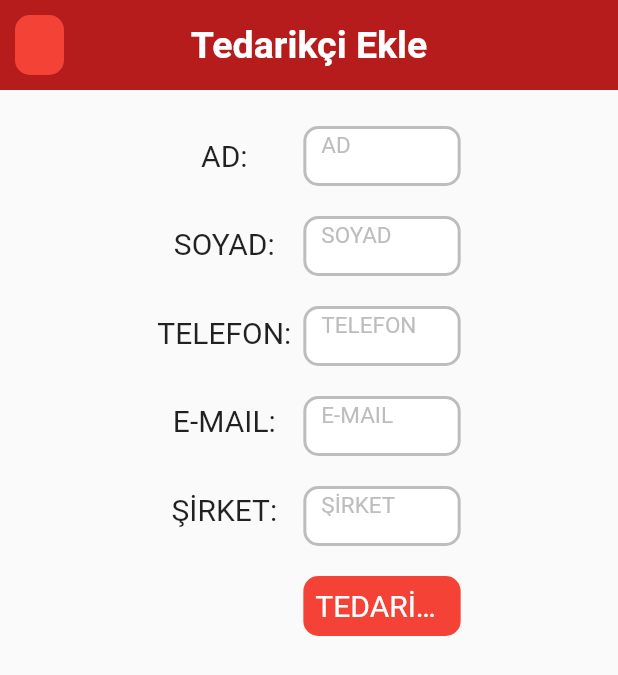
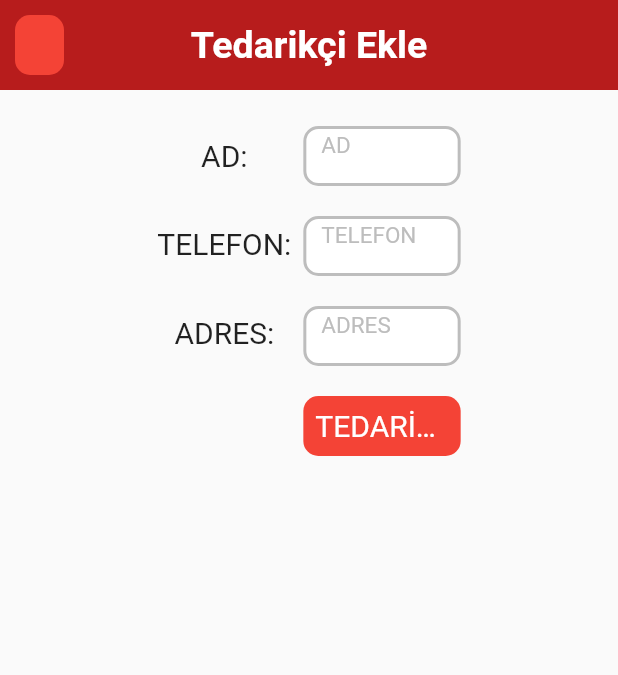
Before and after one commit to aliemrenebiler/Stock_Management_System, a Flutter app: the AddSupplierScreen screen opened directly, on a phone screen of 412 x 824 dp. Shown: the top 675 px of the screen. Run offline on Flutter 3.47's test engine with Material 2 defaults, Android fonts, the phone set to English and light mode, and no system bars; our stand-ins replace page_transition, shared_preferences; missing offline and left inert: desktop_window, sqlite3; accounts and stored records are empty.

Commit message:
ns baya son

```diff
--- a/lib/screens/add_supplier_screen.dart
+++ b/lib/screens/add_supplier_screen.dart
@@ -78,15 +78,6 @@ class _AddSupplierScreenState extends State<AddSupplierScreen> {
                       height: 36,
                     ),
                     Text(
-                      "SOYAD:",
-                      style: TextStyle(
-                        fontSize: YMSizes().fontSizeMedium,
-                      ),
-                    ),
-                    const SizedBox(
-                      height: 36,
-                    ),
-                    Text(
                       "TELEFON:",
                       style: TextStyle(
                         fontSize: YMSizes().fontSizeMedium,
@@ -96,16 +87,7 @@ class _AddSupplierScreenState extends State<AddSupplierScreen> {
                       height: 36,
                     ),
                     Text(
-                      "E-MAIL:",
-                      style: TextStyle(
-                        fontSize: YMSizes().fontSizeMedium,
-                      ),
-                    ),
-                    const SizedBox(
-                      height: 36,
-                    ),
-                    Text(
-                      "ŞİRKET:",
+                      "ADRES:",
                       style: TextStyle(
                         fontSize: YMSizes().fontSizeMedium,
                       ),
@@ -126,13 +108,6 @@ class _AddSupplierScreenState extends State<AddSupplierScreen> {
                         height: 20,
                       ),
                       const TextFieldComponent(
-                        hintText: "SOYAD",
-                        height: 40,
-                      ),
-                      const SizedBox(
-                        height: 20,
-                      ),
-                      const TextFieldComponent(
                         hintText: "TELEFON",
                         height: 40,
                       ),
@@ -140,14 +115,7 @@ class _AddSupplierScreenState extends State<AddSupplierScreen> {
                         height: 20,
                       ),
                       const TextFieldComponent(
-                        hintText: "E-MAIL",
-                        height: 40,
-                      ),
-                      const SizedBox(
-                        height: 20,
-                      ),
-                      const TextFieldComponent(
-                        hintText: "ŞİRKET",
+                        hintText: "ADRES",
                         height: 40,
                       ),
                       const SizedBox(
--- a/lib/screens/buy_product_screen.dart
+++ b/lib/screens/buy_product_screen.dart
@@ -26,7 +26,7 @@ class _BuyProductScreenState extends State<BuyProductScreen> {
                   bgColor: YMColors().red,
                   textColor: YMColors().white,
                   onPressed: () {
-                    Navigator.pushReplacementNamed(context, '/list_product');
+                    Navigator.pushReplacementNamed(context, '/list_products');
                   },
                   height: 40,
                 ),
--- a/lib/screens/edit_product_screen.dart
+++ b/lib/screens/edit_product_screen.dart
@@ -36,7 +36,7 @@ class _EditProductScreenState extends State<EditProductScreen> {
                   bgColor: YMColors().red,
                   textColor: YMColors().white,
                   onPressed: () {
-                    Navigator.pushReplacementNamed(context, '/list_product');
+                    Navigator.pushReplacementNamed(context, '/list_products');
                   },
                   height: 40,
                 ),
--- a/lib/screens/sell_product_screen.dart
+++ b/lib/screens/sell_product_screen.dart
@@ -28,7 +28,7 @@ class _SellProductScreenState extends State<SellProductScreen> {
                   bgColor: YMColors().red,
                   textColor: YMColors().white,
                   onPressed: () {
-                    Navigator.pushReplacementNamed(context, '/list_product');
+                    Navigator.pushReplacementNamed(context, '/list_products');
                   },
                   height: 40,
                 ),
```
Also changed, not shown: lib/main.dart (+23 -2 lines), lib/screens/home_screen.dart (+7 -20 lines), lib/screens/list_product_screen.dart (+6 -21 lines).
